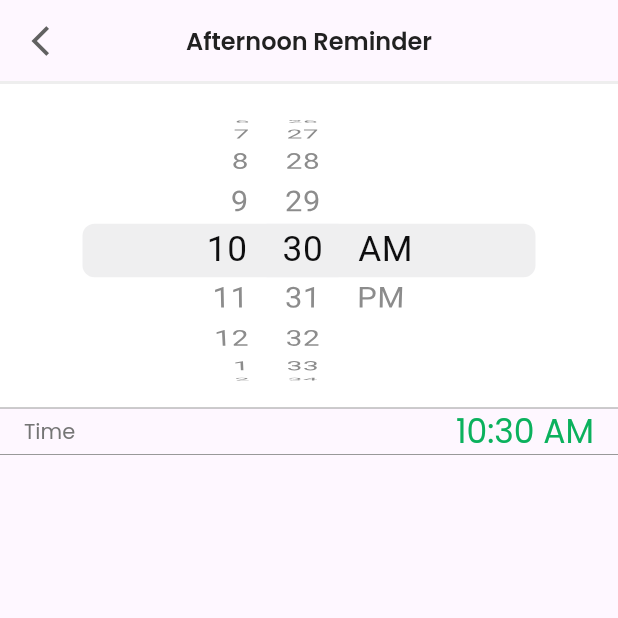
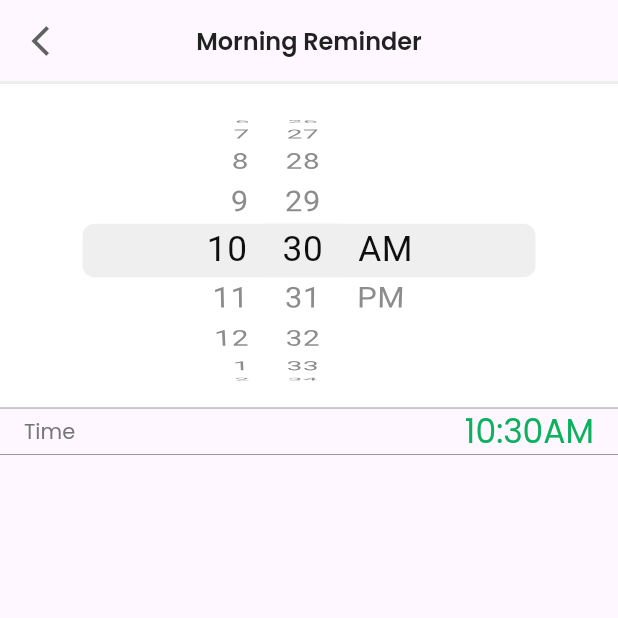
Before and after one commit to kwakdeung/lymphowear_remote_app, a Flutter app: the AfternoonReminder screen opened directly, on a phone screen of 412 x 824 dp, the top half of it. Run offline on Flutter 3.47's test engine with Material 2 defaults, Android fonts, the phone set to English and light mode, and no system bars; our stand-ins replace flutter_svg, lottie.

Commit message:
reminder 수정중

```diff
--- a/lib/pages/reminder/afternoon_reminder.dart
+++ b/lib/pages/reminder/afternoon_reminder.dart
@@ -13,6 +13,15 @@ class AfternoonReminder extends StatefulWidget {
 
 class _AfternoonReminderState extends State<AfternoonReminder> {
   DateTime time = DateTime.now();
+
+  String get alarmTime {
+    var hours = (time.hour % 12).toString().padLeft(2, '0');
+    var min = (time.minute).toString().padLeft(2, '0');
+    var meridiem = time.hour >= 12 ? 'PM' : 'AM';
+    return '$hours:$min$meridiem';
+    // return '${time.hour % 12 < 10 ? '0${time.hour % 12}' : time.hour % 12}:${time.minute < 10 ? '0${time.minute}' : time.minute} ${time.hour >= 12 ? 'PM' : 'AM'}';
+  }
+
   // String fomattedDate = DateFormat.jm().format(DateTime.now());
 
   @override
@@ -31,7 +40,7 @@ class _AfternoonReminderState extends State<AfternoonReminder> {
           ),
         ),
         title: Text(
-          'Afternoon Reminder',
+          'Morning Reminder',
           style: Theme.of(context).textTheme.headline6,
         ),
         bottom: PreferredSize(
@@ -72,7 +81,7 @@ class _AfternoonReminderState extends State<AfternoonReminder> {
               children: <Widget>[
                 const Text('Time'),
                 Text(
-                  '${time.hour % 12 < 10 ? '0${time.hour % 12}' : time.hour % 12}:${time.minute < 10 ? '0${time.minute}' : time.minute} ${time.hour >= 12 ? 'PM' : 'AM'}',
+                  alarmTime,
                   style: const TextStyle(
                     fontSize: 22.0,
                     color: Color(0xff0BB15D),
```
Also changed, not shown: lib/pages/reminder/evening_reminder.dart (+11 -2 lines), lib/pages/reminder/morning_reminder.dart (+10 -1 lines), lib/pages/reminder/night_reminder.dart (+11 -2 lines).
